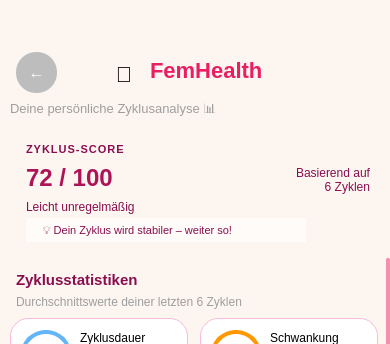
Old version of the form ms_app/src/ms_app/analyse.ui in the repository katharina-wakal/AppProjekt2; both pictures show x 0 to 390 and y 0 to 344 of the 390 by 844 pixel window.
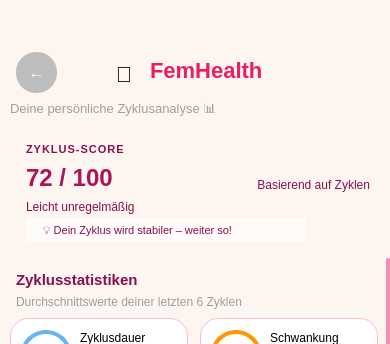
New version of the form.

Commit message: qt designs angepasst

The edit to the form file:
```diff
--- a/ms_app/src/ms_app/analyse.ui
+++ b/ms_app/src/ms_app/analyse.ui
@@ -492,15 +492,14 @@
    <widget class="QLabel" name="lblStatSubInfo">
     <property name="geometry">
      <rect>
-      <x>260</x>
-      <y>32</y>
-      <width>100</width>
-      <height>40</height>
+      <x>149</x>
+      <y>31</y>
+      <width>211</width>
+      <height>51</height>
      </rect>
     </property>
     <property name="text">
-     <string>Basierend auf
-6 Zyklen</string>
+     <string>Basierend auf Zyklen</string>
     </property>
     <property name="alignment">
      <set>Qt::AlignRight|Qt::AlignTrailing|Qt::AlignVCenter</set>
```
Left out of the diff: 2 changed lines with no effect on the pictures. The commit also changes 1 other file.
